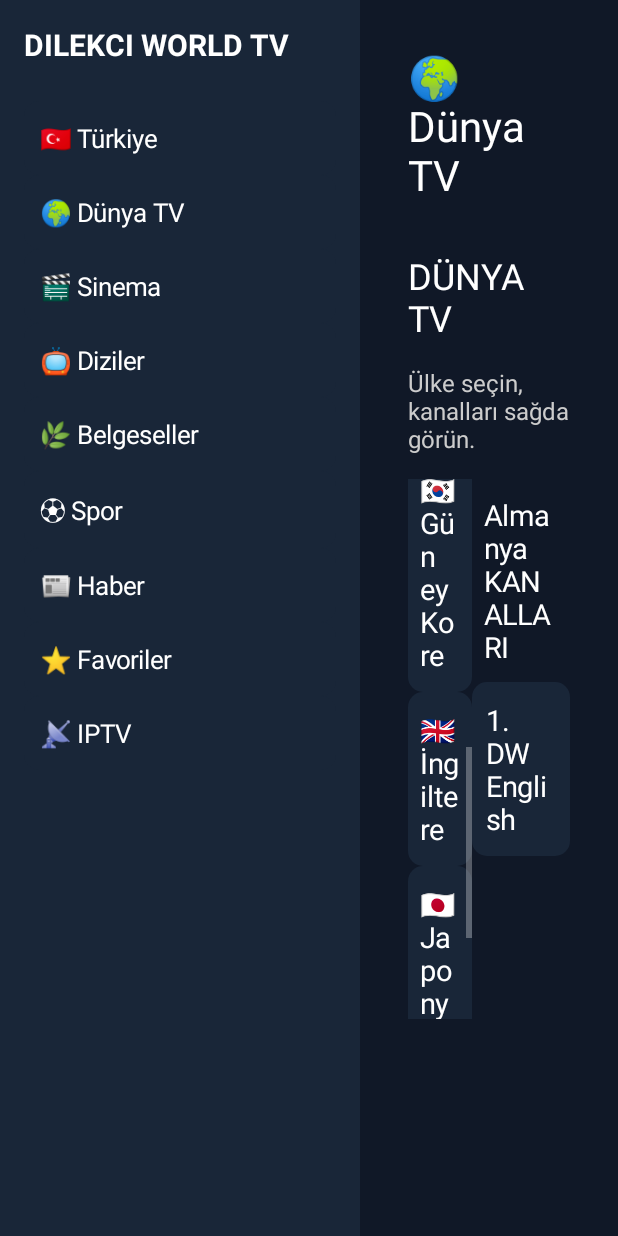
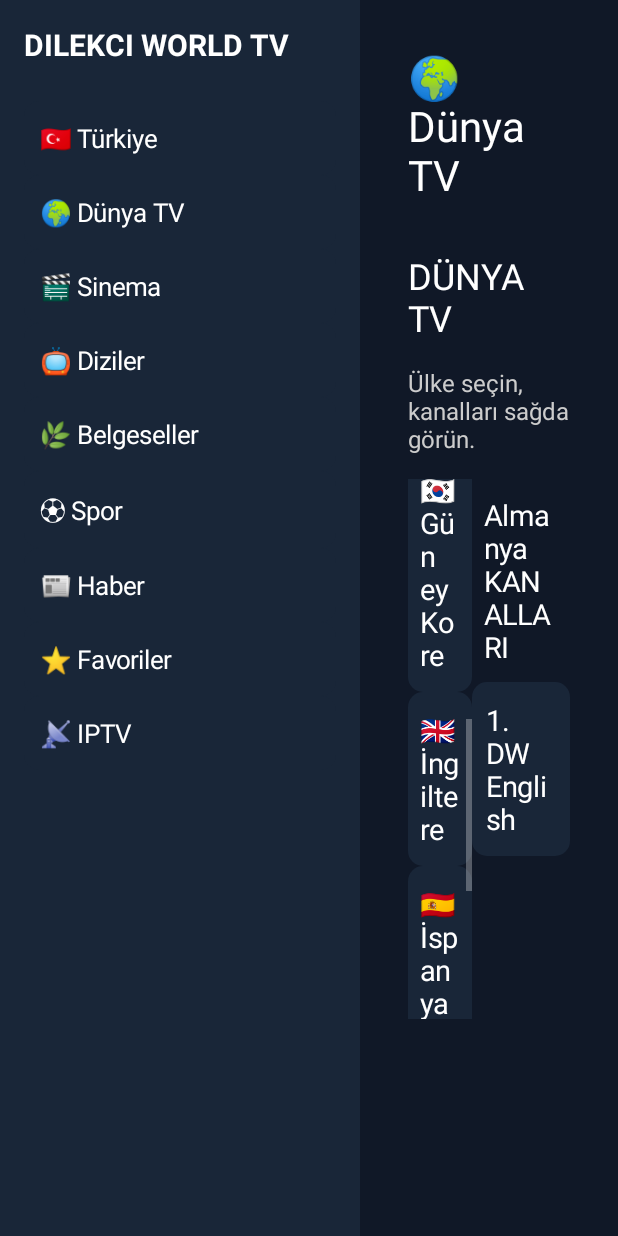
Before and after one commit to hajdajm99-droid/Dilekci-World-TV-Premium, an Android app: the screen it shows after launch (MainActivity), scrolled down 504 dp, on a phone screen of 412 x 824 dp. Run offline under Robolectric (Android 15) with nearby library versions, the phone set to English and light mode, and no system bars.

Commit message:
İspanya RTVE 24h kanalı eklendi

```diff
--- a/app/src/main/java/com/dilekci/worldtv/MainActivity.kt
+++ b/app/src/main/java/com/dilekci/worldtv/MainActivity.kt
@@ -105,6 +105,12 @@ class MainActivity : Activity() {
             "https://amdlive-ch01-ctnd-com.akamaized.net/arirang_1ch/smil:arirang_1ch.smil/playlist.m3u8",
             "Güney Kore",
             "🌍 Dünya TV"
+        ),
+        Channel(
+            "RTVE 24h",
+            "https://rtvelivestream.rtve.es/rtvesec/24h/24h_main_dvr.m3u8",
+            "İspanya",
+            "🌍 Dünya TV"
         )
     )
 
@@ -115,6 +121,7 @@ class MainActivity : Activity() {
         Country("Fransa", "🇫🇷"),
         Country("Güney Kore", "🇰🇷"),
         Country("İngiltere", "🇬🇧"),
+        Country("İspanya", "🇪🇸"),
         Country("Japonya", "🇯🇵"),
         Country("Kanada", "🇨🇦")
     )
```
